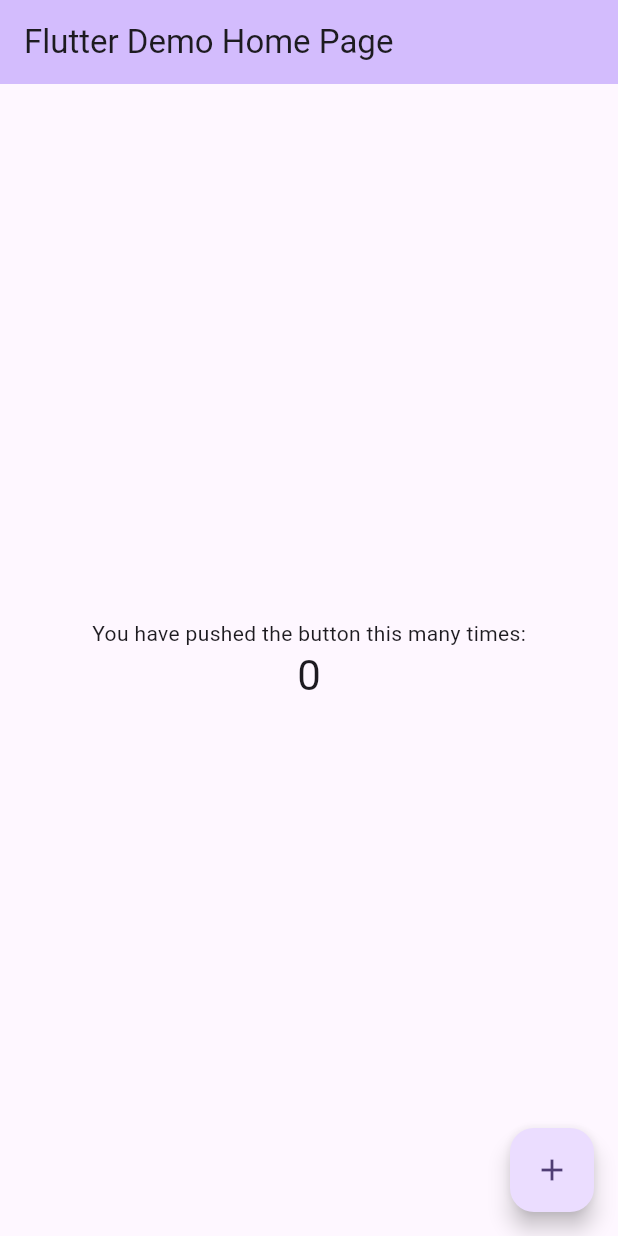
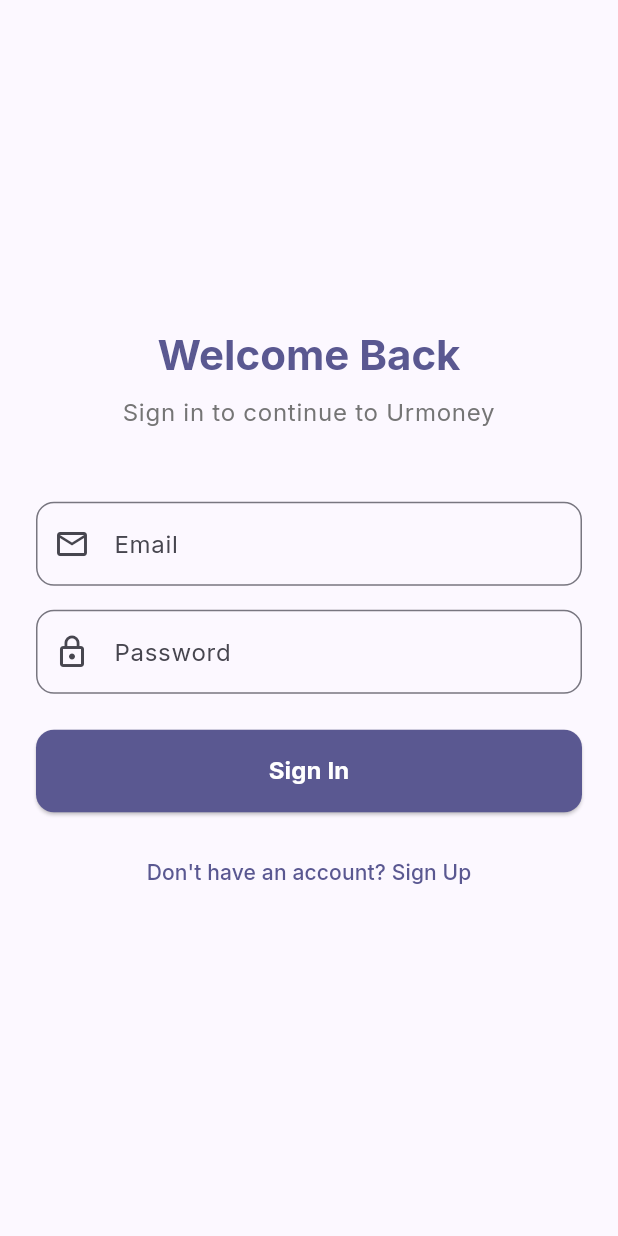
Before and after one commit to Fikzfik/urmoney, a Flutter app: the screen it shows after launch, on a phone screen of 412 x 824 dp. Run offline on Flutter 3.47's test engine with Material 3 defaults, Android fonts, the phone set to English and light mode, and no system bars; our stand-ins replace flutter_dotenv, flutter_riverpod, go_router, google_fonts, supabase_flutter; accounts and stored records are empty.

Commit message:
add: login page and connect API supabase

```diff
--- /dev/null
+++ b/lib/core/router/app_router.dart
@@ -0,0 +1,48 @@
+import 'package:flutter_riverpod/flutter_riverpod.dart';
+import 'package:go_router/go_router.dart';
+
+import '../../features/auth/presentation/screens/login_screen.dart';
+import '../../features/auth/presentation/screens/register_screen.dart';
+import '../../features/dashboard/presentation/screens/dashboard_screen.dart';
+import '../providers/supabase_provider.dart';
+
+final routerProvider = Provider<GoRouter>((ref) {
+  final authState = ref.watch(authStateProvider);
+
+  // To avoid constant rebuild loops, we just read the current user.
+  // Actually, go_router will rebuild when the routerProvider is watched with authState.
+
+  return GoRouter(
+    initialLocation: '/login',
+    redirect: (context, state) {
+      // If auth state is initializing, don't redirect yet
+      if (authState.isLoading) return null;
+
+      final session = authState.value?.session;
+      final isAuth = session != null;
+      final isGoingToLogin = state.uri.toString() == '/login' || state.uri.toString() == '/register';
+
+      if (!isAuth && !isGoingToLogin) {
+        return '/login';
+      }
+      if (isAuth && isGoingToLogin) {
+        return '/dashboard';
+      }
+      return null;
+    },
+    routes: [
+      GoRoute(
+        path: '/login',
+        builder: (context, state) => const LoginScreen(),
+      ),
+      GoRoute(
+        path: '/register',
+        builder: (context, state) => const RegisterScreen(),
+      ),
+      GoRoute(
+        path: '/dashboard',
+        builder: (context, state) => const DashboardScreen(),
+      ),
+    ],
+  );
+});
--- /dev/null
+++ b/lib/features/auth/presentation/screens/login_screen.dart
@@ -0,0 +1,105 @@
+import 'package:flutter/material.dart';
+import 'package:flutter_riverpod/flutter_riverpod.dart';
+import 'package:go_router/go_router.dart';
+import '../../providers/auth_provider.dart';
+
+class LoginScreen extends ConsumerStatefulWidget {
+  const LoginScreen({super.key});
+
+  @override
+  ConsumerState<LoginScreen> createState() => _LoginScreenState();
+}
+
+class _LoginScreenState extends ConsumerState<LoginScreen> {
+  final _emailController = TextEditingController();
+  final _passwordController = TextEditingController();
+  bool _isLoading = false;
+
+  Future<void> _login() async {
+    setState(() => _isLoading = true);
+    try {
+      await ref.read(authServiceProvider).signIn(
+        email: _emailController.text.trim(),
+        password: _passwordController.text.trim(),
+      );
+      // The GoRouter redirect will automatically handle navigation once AuthState updates.
+    } catch (e) {
+      if (mounted) {
+        ScaffoldMessenger.of(context).showSnackBar(SnackBar(content: Text(e.toString())));
+      }
+    } finally {
+      if (mounted) setState(() => _isLoading = false);
+    }
+  }
+
+  @override
+  Widget build(BuildContext context) {
+    return Scaffold(
+      body: SafeArea(
+        child: Padding(
+          padding: const EdgeInsets.all(24.0),
+          child: Column(
+            mainAxisAlignment: MainAxisAlignment.center,
+            crossAxisAlignment: CrossAxisAlignment.stretch,
+            children: [
+              Text(
+                'Welcome Back',
+                style: Theme.of(context).textTheme.headlineMedium?.copyWith(
+                  fontWeight: FontWeight.bold,
+                  color: Theme.of(context).colorScheme.primary,
+                ),
+                textAlign: TextAlign.center,
+              ),
+              const SizedBox(height: 8),
+              Text(
+                'Sign in to continue to Urmoney',
+                style: Theme.of(context).textTheme.bodyLarge?.copyWith(
+                  color: Colors.grey.shade600,
+                ),
+                textAlign: TextAlign.center,
+              ),
+              const SizedBox(height: 48),
+              TextField(
+                controller: _emailController,
+                decoration: InputDecoration(
+                  labelText: 'Email',
+                  prefixIcon: const Icon(Icons.email_outlined),
+                  border: OutlineInputBorder(borderRadius: BorderRadius.circular(12)),
+                ),
+                keyboardType: TextInputType.emailAddress,
+              ),
+              const SizedBox(height: 16),
+              TextField(
+                controller: _passwordController,
+                decoration: InputDecoration(
+                  labelText: 'Password',
+                  prefixIcon: const Icon(Icons.lock_outline),
+                  border: OutlineInputBorder(borderRadius: BorderRadius.circular(12)),
+                ),
+                obscureText: true,
+              ),
+              const SizedBox(height: 24),
+              ElevatedButton(
+                onPressed: _isLoading ? null : _login,
+                style: ElevatedButton.styleFrom(
+                  padding: const EdgeInsets.symmetric(vertical: 16),
+                  shape: RoundedRectangleBorder(borderRadius: BorderRadius.circular(12)),
+                  backgroundColor: Theme.of(context).colorScheme.primary,
+                  foregroundColor: Theme.of(context).colorScheme.onPrimary,
+                ),
+                child: _isLoading
+                    ? const SizedBox(height: 20, width: 20, child: CircularProgressIndicator(strokeWidth: 2, color: Colors.white))
+                    : const Text('Sign In', style: TextStyle(fontSize: 16, fontWeight: FontWeight.bold)),
+              ),
+              const SizedBox(height: 16),
+              TextButton(
+                onPressed: () => context.push('/register'),
+                child: const Text("Don't have an account? Sign Up"),
+              ),
+            ],
+          ),
+        ),
+      ),
+    );
+  }
+}
--- /dev/null
+++ b/lib/features/auth/providers/auth_provider.dart
@@ -0,0 +1,32 @@
+import 'package:flutter_riverpod/flutter_riverpod.dart';
+import 'package:supabase_flutter/supabase_flutter.dart';
+import '../../../core/providers/supabase_provider.dart';
+
+final authServiceProvider = Provider<AuthService>((ref) {
+  return AuthService(ref.watch(supabaseClientProvider));
+});
+
+class AuthService {
+  final SupabaseClient _supabase;
+  AuthService(this._supabase);
+
+  Future<void> signIn({required String email, required String password}) async {
+    await _supabase.auth.signInWithPassword(email: email, password: password);
+  }
+
+  Future<void> signUp({
+    required String email,
+    required String password,
+    required String name,
+  }) async {
+    await _supabase.auth.signUp(
+      email: email,
+      password: password,
+      data: {'full_name': name},
+    );
+  }
+
+  Future<void> signOut() async {
+    await _supabase.auth.signOut();
+  }
+}
--- a/lib/main.dart
+++ b/lib/main.dart
@@ -1,122 +1,52 @@
 import 'package:flutter/material.dart';
+import 'package:flutter_dotenv/flutter_dotenv.dart';
+import 'package:google_fonts/google_fonts.dart';
+import 'package:supabase_flutter/supabase_flutter.dart';
+import 'package:flutter_riverpod/flutter_riverpod.dart';
+import 'core/router/app_router.dart';
 
-void main() {
-  runApp(const MyApp());
+void main() async {
+  WidgetsFlutterBinding.ensureInitialized();
+
+  // Load environment variables
+  await dotenv.load(fileName: ".env");
+
+  // Initialize Supabase
+  await Supabase.initialize(
+    url: dotenv.env['NEXT_PUBLIC_SUPABASE_URL']!,
+    anonKey: dotenv.env['NEXT_PUBLIC_SUPABASE_PUBLISHABLE_DEFAULT_KEY']!,
+  );
+
+  runApp(const ProviderScope(child: MyApp()));
 }
 
-class MyApp extends StatelessWidget {
+class MyApp extends ConsumerWidget {
   const MyApp({super.key});
 
-  // This widget is the root of your application.
   @override
-  Widget build(BuildContext context) {
-    return MaterialApp(
-      title: 'Flutter Demo',
+  Widget build(BuildContext context, WidgetRef ref) {
+    final router = ref.watch(routerProvider);
+
+    return MaterialApp.router(
+      title: 'Urmoney',
+      routerConfig: router,
       theme: ThemeData(
-        // This is the theme of your application.
-        //
-        // TRY THIS: Try running your application with "flutter run". You'll see
-        // the application has a purple toolbar. Then, without quitting the app,
-        // try changing the seedColor in the colorScheme below to Colors.green
-        // and then invoke "hot reload" (save your changes or press the "hot
-        // reload" button in a Flutter-supported IDE, or press "r" if you used
-        // the command line to start the app).
-        //
-        // Notice that the counter didn't reset back to zero; the application
-        // state is not lost during the reload. To reset the state, use hot
-        // restart instead.
-        //
-        // This works for code too, not just values: Most code changes can be
-        // tested with just a hot reload.
-        colorScheme: .fromSeed(seedColor: Colors.deepPurple),
+        colorScheme: ColorScheme.fromSeed(
+          seedColor: const Color(0xFF6C63FF), // A modern vibrant purple
+          brightness: Brightness.light,
+        ),
+        textTheme: GoogleFonts.interTextTheme(Theme.of(context).textTheme),
+        useMaterial3: true,
       ),
-      home: const MyHomePage(title: 'Flutter Demo Home Page'),
+      darkTheme: ThemeData(
+        colorScheme: ColorScheme.fromSeed(
+           seedColor: const Color(0xFF6C63FF),
+           brightness: Brightness.dark,
+        ),
+        textTheme: GoogleFonts.interTextTheme(ThemeData.dark().textTheme),
+        useMaterial3: true,
+      ),
+      themeMode: ThemeMode.system,
     );
   }
 }
-
-class MyHomePage extends StatefulWidget {
-  const MyHomePage({super.key, required this.title});
-
-  // This widget is the home page of your application. It is stateful, meaning
-  // that it has a State object (defined below) that contains fields that affect
-  // how it looks.
-
-  // This class is the configuration for the state. It holds the values (in this
-  // case the title) provided by the parent (in this case the App widget) and
-  // used by the build method of the State. Fields in a Widget subclass are
-  // always marked "final".
-
-  final String title;
-
-  @override
-  State<MyHomePage> createState() => _MyHomePageState();
-}
-
-class _MyHomePageState extends State<MyHomePage> {
-  int _counter = 0;
-
-  void _incrementCounter() {
-    setState(() {
-      // This call to setState tells the Flutter framework that something has
-      // changed in this State, which causes it to rerun the build method below
-      // so that the display can reflect the updated values. If we changed
-      // _counter without calling setState(), then the build method would not be
-      // called again, and so nothing would appear to happen.
-      _counter++;
-    });
-  }
-
-  @override
-  Widget build(BuildContext context) {
-    // This method is rerun every time setState is called, for instance as done
-    // by the _incrementCounter method above.
-    //
-    // The Flutter framework has been optimized to make rerunning build methods
-    // fast, so that you can just rebuild anything that needs updating rather
-    // than having to individually change instances of widgets.
-    return Scaffold(
-      appBar: AppBar(
-        // TRY THIS: Try changing the color here to a specific color (to
-        // Colors.amber, perhaps?) and trigger a hot reload to see the AppBar
-        // change color while the other colors stay the same.
-        backgroundColor: Theme.of(context).colorScheme.inversePrimary,
-        // Here we take the value from the MyHomePage object that was created by
-        // the App.build method, and use it to set our appbar title.
-        title: Text(widget.title),
-      ),
-      body: Center(
-        // Center is a layout widget. It takes a single child and positions it
-        // in the middle of the parent.
-        child: Column(
-          // Column is also a layout widget. It takes a list of children and
-          // arranges them vertically. By default, it sizes itself to fit its
-          // children horizontally, and tries to be as tall as its parent.
-          //
-          // Column has various properties to control how it sizes itself and
-          // how it positions its children. Here we use mainAxisAlignment to
-          // center the children vertically; the main axis here is the vertical
-          // axis because Columns are vertical (the cross axis would be
-          // horizontal).
-          //
-          // TRY THIS: Invoke "debug painting" (choose the "Toggle Debug Paint"
-          // action in the IDE, or press "p" in the console), to see the
-          // wireframe for each widget.
-          mainAxisAlignment: .center,
-          children: [
-            const Text('You have pushed the button this many times:'),
-            Text(
-              '$_counter',
-              style: Theme.of(context).textTheme.headlineMedium,
-            ),
-          ],
-        ),
-      ),
-      floatingActionButton: FloatingActionButton(
-        onPressed: _incrementCounter,
-        tooltip: 'Increment',
-        child: const Icon(Icons.add),
-      ),
-    );
-  }
-}
--- /dev/null
+++ b/package.json
@@ -0,0 +1,5 @@
+{
+  "dependencies": {
+    "@supabase/supabase-js": "^2.99.3"
+  }
+}
```
Also changed, not shown: lib/core/providers/supabase_provider.dart (added, +15 -0 lines), lib/features/auth/presentation/screens/register_screen.dart (added, +126 -0 lines), lib/features/dashboard/presentation/screens/dashboard_screen.dart (added, +27 -0 lines), pubspec.yaml (+11 -1 lines), package-lock.json (added), pubspec.lock, 7 other files.
